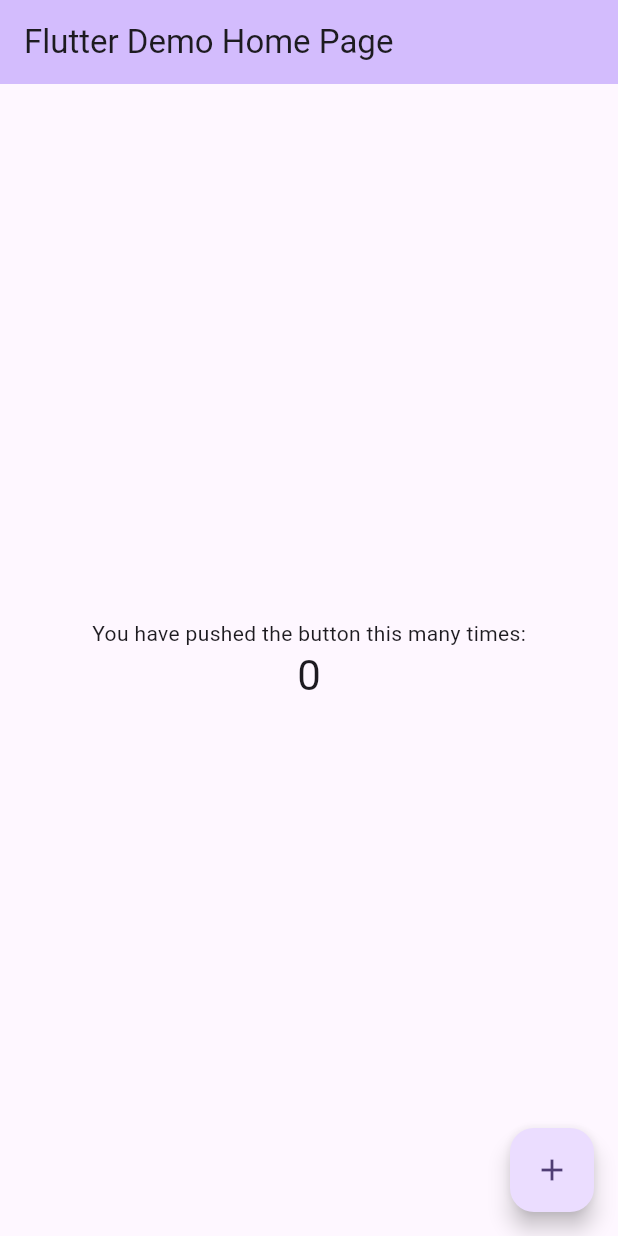
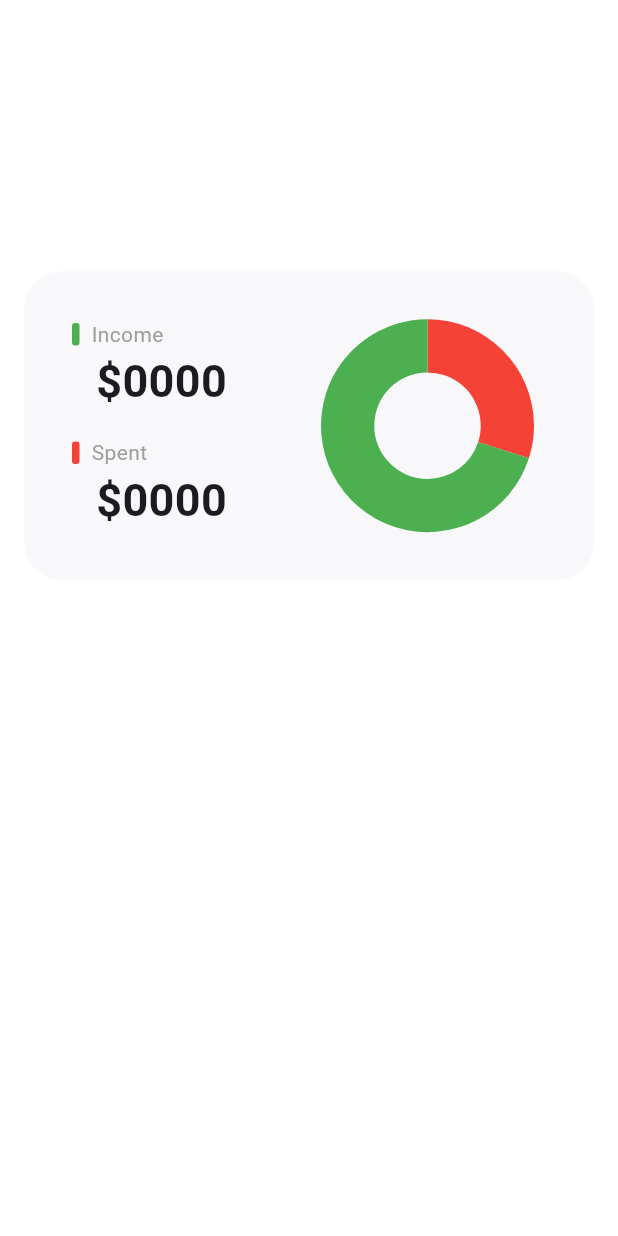
Before and after one commit to mahmoud-othmane/smart_piggy, a Flutter app: the screen it shows after launch, on a phone screen of 412 x 824 dp. Run offline on Flutter 3.47's test engine with Material 3 defaults, Android fonts, the phone set to English and light mode, and no system bars; our stand-ins replace syncfusion_flutter_charts.

Commit message:
tracker widget skeleton

```diff
--- a/lib/main.dart
+++ b/lib/main.dart
@@ -1,4 +1,5 @@
 import 'package:flutter/material.dart';
+import 'package:smart_piggy/src/widgets/tracker_widget.dart';
 
 void main() {
   runApp(const MyApp());
@@ -31,7 +32,7 @@
         colorScheme: ColorScheme.fromSeed(seedColor: Colors.deepPurple),
         useMaterial3: true,
       ),
-      home: const MyHomePage(title: 'Flutter Demo Home Page'),
+      home: const TrackerWidget(),
     );
   }
 }
--- a/lib/src/widgets/tracker_widget.dart
+++ b/lib/src/widgets/tracker_widget.dart
@@ -0,0 +1,112 @@
+import 'package:flutter/material.dart';
+import 'package:syncfusion_flutter_charts/charts.dart';
+
+class TrackerWidget extends StatelessWidget {
+  const TrackerWidget({super.key});
+
+  @override
+  Widget build(BuildContext context) {
+    final double width = MediaQuery.sizeOf(context).width;
+    final double height = MediaQuery.sizeOf(context).height;
+    final data = [
+      _ChartData('spent', 3631, Colors.red),
+      _ChartData('income', 8490, Colors.green),
+    ];
+    return Scaffold(
+      backgroundColor: Colors.white,
+      body: SafeArea(
+        child: Column(
+          children: [
+            SizedBox(
+              height: height * 0.2,
+            ),
+            Container(
+              margin: EdgeInsets.all(16),
+              padding: EdgeInsets.all(16 * 2),
+              decoration: BoxDecoration(
+                color: Color(0xffF8F8FA),
+                borderRadius: BorderRadius.circular(25),
+              ),
+              width: width,
+              height: height * 0.25,
+              child: //Money type section
+                  Row(
+                children: [
+                  Expanded(
+                    child: Column(
+                      mainAxisAlignment: MainAxisAlignment.spaceBetween,
+                      children: [
+                        _moneySection(),
+                        _moneySection(color: Colors.red, label: 'Spent'),
+                      ],
+                    ),
+                  ),
+                  Expanded(
+                      child: SfCircularChart(
+                    margin: EdgeInsets.zero,
+                    series: [
+                      DoughnutSeries<_ChartData, String>(
+                        explodeIndex: 0,
+                        dataSource: data,
+                        xValueMapper: (_ChartData data, _) => data.x,
+                        yValueMapper: (_ChartData data, _) => data.y,
+                        pointColorMapper: (_ChartData data, _) => data.color,
+                        name: 'Tracker',
+                        radius: '100%',
+                      )
+                    ],
+                  )),
+                ],
+              ),
+            ),
+          ],
+        ),
+      ),
+    );
+  }
+
+  Column _moneySection(
+      {Color color = Colors.green,
+      String label = 'Income',
+      String value = '0000'}) {
+    return Column(
+      crossAxisAlignment: CrossAxisAlignment.start,
+      children: [
+        // Label
+        Row(
+          children: [
+            Container(
+              width: 5,
+              height: 15,
+              decoration: BoxDecoration(
+                  color: color, borderRadius: BorderRadius.circular(2)),
+            ),
+            const SizedBox(
+              width: 8,
+            ),
+            Text(
+              label,
+              style: const TextStyle(color: Colors.grey),
+            ),
+          ],
+        ),
+        //   value
+        Padding(
+          padding: const EdgeInsets.only(left: 16.0),
+          child: Text(
+            '\$$value',
+            style: const TextStyle(fontWeight: FontWeight.w600, fontSize: 30),
+          ),
+        ),
+      ],
+    );
+  }
+}
+
+class _ChartData {
+  _ChartData(this.x, this.y, this.color);
+
+  final String x;
+  final double y;
+  final Color color;
+}
--- a/pubspec.yaml
+++ b/pubspec.yaml
@@ -35,6 +35,7 @@ dependencies:
   # The following adds the Cupertino Icons font to your application.
   # Use with the CupertinoIcons class for iOS style icons.
   cupertino_icons: ^1.0.6
+  syncfusion_flutter_charts: ^26.1.40
 
 dev_dependencies:
   flutter_test:
```
Also changed, not shown: pubspec.lock.
